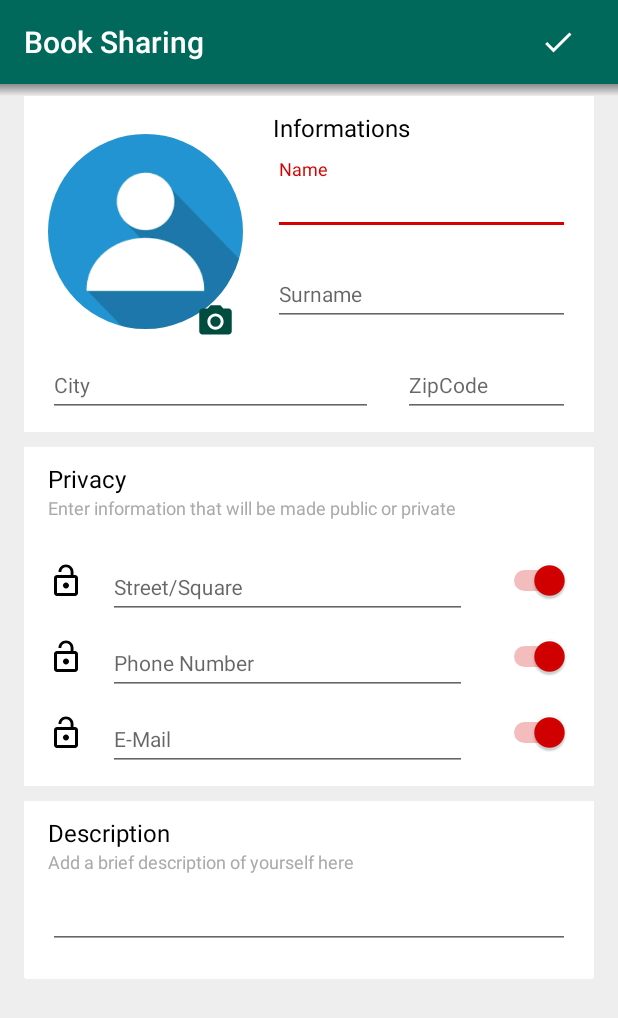
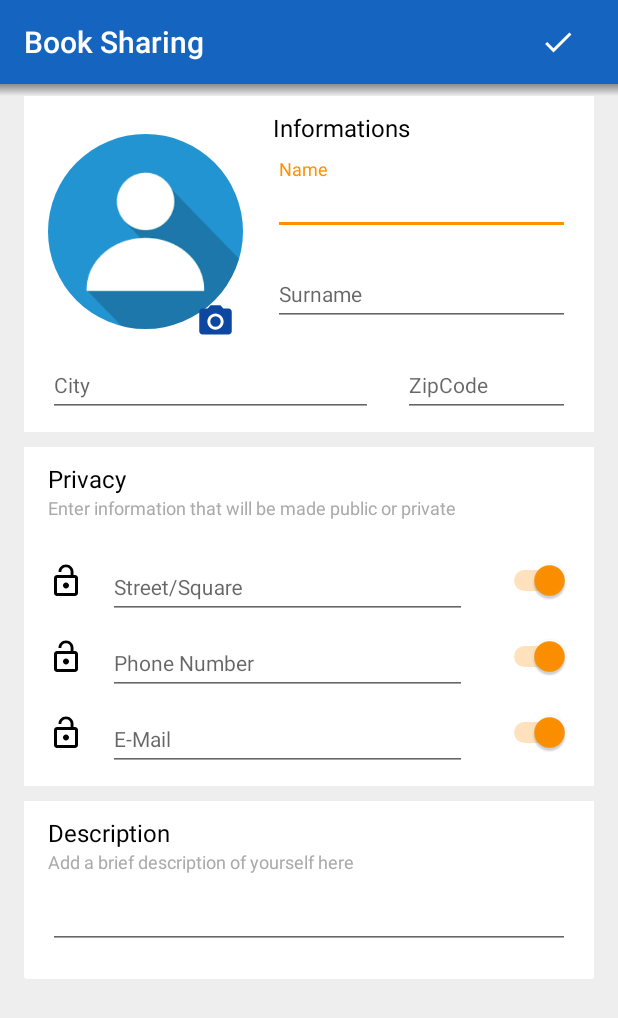
Before and after one commit to SergioGentile/WonderBook, an Android app: the EditProfile screen opened directly, with no data from a screen before it, on a phone screen of 412 x 824 dp. Shown: the top 1018 px of the screen. Run offline under Robolectric (Android 15) with nearby library versions, the phone set to English and light mode, and no system bars; our stand-ins replace CircleImageView.

```diff
--- a/app/src/main/java/it/polito/mad/booksharing/EditProfile.java
+++ b/app/src/main/java/it/polito/mad/booksharing/EditProfile.java
@@ -71,7 +71,7 @@ public class EditProfile extends AppCompatActivity {
 
         //Ask permission for editing photo
         ActivityCompat.requestPermissions(EditProfile.this,
-                new String[]{Manifest.permission.READ_EXTERNAL_STORAGE},
+                new String[]{Manifest.permission.READ_EXTERNAL_STORAGE, Manifest.permission.WRITE_EXTERNAL_STORAGE},
                 1);
 
 
@@ -589,7 +589,7 @@ public class EditProfile extends AppCompatActivity {
         SharedPreferences.Editor edit = sharedPref.edit();
         Gson json = new Gson();
         String toStore = json.toJson(user);
-        edit.putString("user", toStore).commit();
+        edit.putString("user", toStore).apply();
         edit.commit();
     }
 
--- a/app/src/main/res/values/colors.xml
+++ b/app/src/main/res/values/colors.xml
@@ -1,9 +1,9 @@
 <?xml version="1.0" encoding="utf-8"?>
 <resources>
-    <color name="colorPrimary">#00695C</color>
-    <color name="colorPrimaryDark">#004D40</color>
+    <color name="colorPrimary">#1565C0</color>
+    <color name="colorPrimaryDark">#0D47A1</color>
     <color name="colorPrimaryLight">#CFD8DC</color>
-    <color name="colorAccent">#D50000</color>
+    <color name="colorAccent">#FF9100</color>
     <color name="windowBackground">@android:color/white</color>
     <color name="textColorPrimary">@android:color/white</color>
     <color name="white">#FFFFFF</color>
```
Also changed, not shown: 1 other file.
